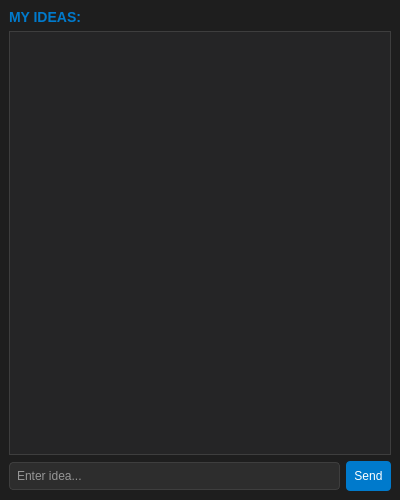
Qt form window/workerwindow.ui (IOleg-crypto/os_lab_09_team) before a commit.
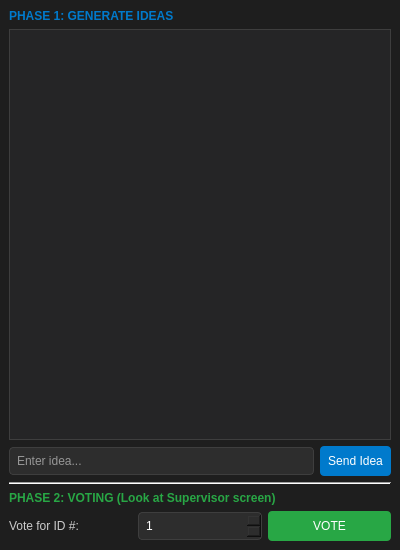
The same form after that commit.

Commit message: adding manual voting

```diff
--- a/window/workerwindow.ui
+++ b/window/workerwindow.ui
@@ -7,53 +7,31 @@
     <x>0</x>
     <y>0</y>
     <width>400</width>
-    <height>500</height>
+    <height>550</height>
    </rect>
   </property>
   <property name="windowTitle">
    <string>Worker Terminal</string>
   </property>
   <property name="styleSheet">
-   <string notr="true">QMainWindow {
-    background-color: #1e1e1e;
-    color: #ffffff;
-}
-QLineEdit {
-    background-color: #2d2d2d;
-    border: 1px solid #3e3e3e;
-    color: #ffffff;
-    padding: 5px;
-    border-radius: 4px;
-}
-QPushButton {
-    background-color: #007acc;
-    color: white;
-    border: none;
-    padding: 8px;
-    border-radius: 4px;
-}
-QPushButton:hover {
-    background-color: #0098ff;
-}
-QPushButton:disabled {
-    background-color: #333333;
-    color: #888888;
-}
-QListWidget {
-    background-color: #252526;
-    border: 1px solid #3e3e3e;
-    color: #cccccc;
-}</string>
+   <string notr="true">QMainWindow { background-color: #1e1e1e; color: #ffffff; }
+QLineEdit, QSpinBox { background-color: #2d2d2d; border: 1px solid #3e3e3e; color: #ffffff; padding: 5px; border-radius: 4px; }
+QPushButton { background-color: #007acc; color: white; border: none; padding: 8px; border-radius: 4px; }
+QPushButton:hover { background-color: #0098ff; }
+QPushButton#btnVote { background-color: #28a745; }
+QPushButton#btnVote:hover { background-color: #34c759; }
+QListWidget { background-color: #252526; border: 1px solid #3e3e3e; color: #cccccc; }
+QLabel { color: #cccccc; }</string>
   </property>
   <widget class="QWidget" name="centralwidget">
    <layout class="QVBoxLayout" name="verticalLayout">
     <item>
      <widget class="QLabel" name="label">
       <property name="text">
-       <string>MY IDEAS:</string>
+       <string>PHASE 1: GENERATE IDEAS</string>
       </property>
       <property name="styleSheet">
-       <string notr="true">font-weight: bold; font-size: 14px; color: #007acc;</string>
+       <string notr="true">font-weight: bold; color: #007acc;</string>
       </property>
      </widget>
     </item>
@@ -72,7 +50,49 @@
       <item>
        <widget class="QPushButton" name="btnSend">
         <property name="text">
-         <string>Send</string>
+         <string>Send Idea</string>
+        </property>
+       </widget>
+      </item>
+     </layout>
+    </item>
+    <item>
+     <widget class="Line" name="line">
+      <property name="orientation">
+       <enum>Qt::Horizontal</enum>
+      </property>
+     </widget>
+    </item>
+    <item>
+     <widget class="QLabel" name="label_2">
+      <property name="text">
+       <string>PHASE 2: VOTING (Look at Supervisor screen)</string>
+      </property>
+      <property name="styleSheet">
+       <string notr="true">font-weight: bold; color: #28a745;</string>
+      </property>
+     </widget>
+    </item>
+    <item>
+     <layout class="QHBoxLayout" name="horizontalLayout_2">
+      <item>
+       <widget class="QLabel" name="label_3">
+        <property name="text">
+         <string>Vote for ID #:</string>
+        </property>
+       </widget>
+      </item>
+      <item>
+       <widget class="QSpinBox" name="spinBoxVoteID">
+        <property name="minimum">
+         <number>1</number>
+        </property>
+       </widget>
+      </item>
+      <item>
+       <widget class="QPushButton" name="btnVote">
+        <property name="text">
+         <string>VOTE</string>
         </property>
        </widget>
       </item>
```
The commit also changes 2 other files.
